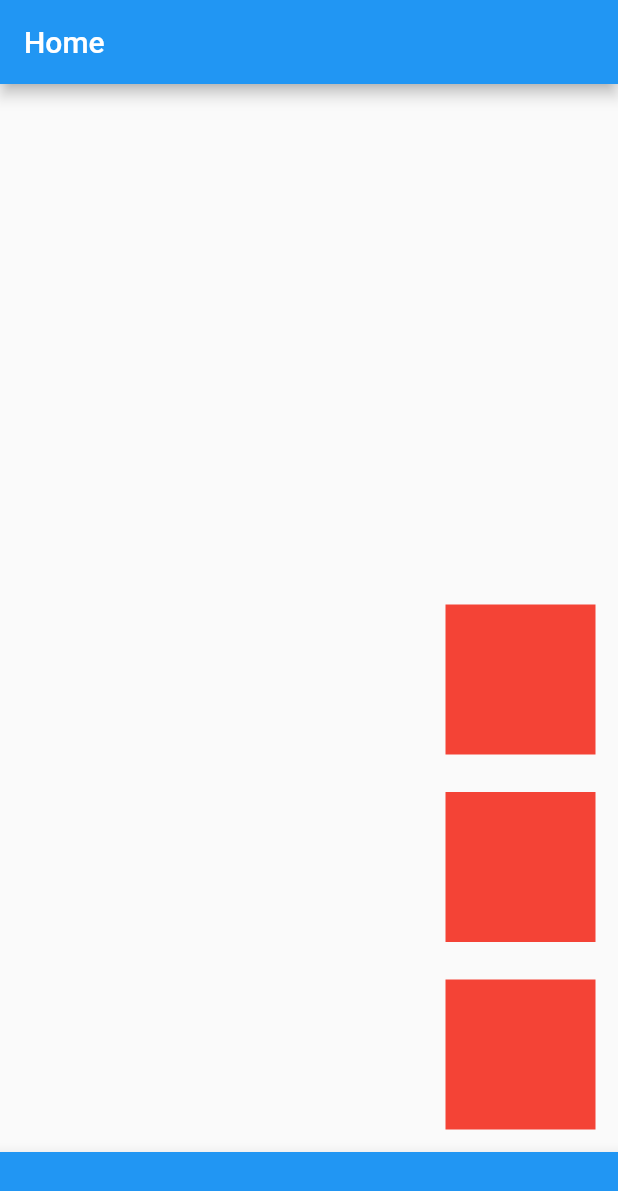
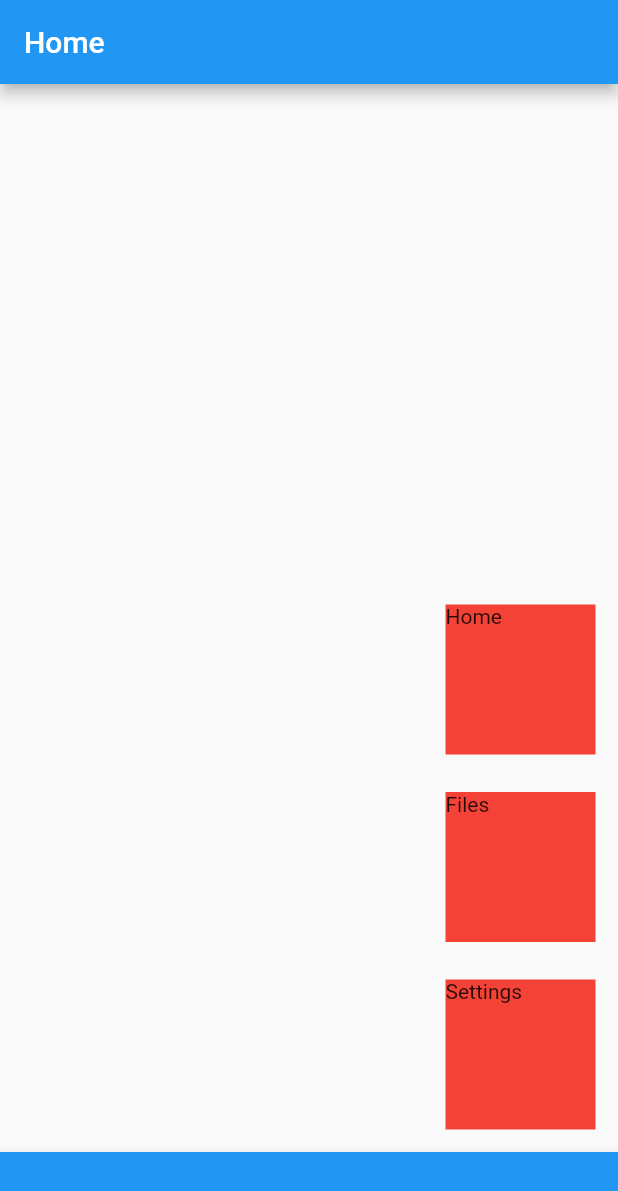
Before and after one commit to BigDeeEss/dash_cam_app, a Flutter app: the screen it shows after launch, on a phone screen of 412 x 824 dp. Shown: the top 1191 px of the screen. Run offline on Flutter 3.47's test engine with Material 2 defaults, Android fonts, the phone set to English and light mode, and no system bars.

Commit message:
Add title to Button.
Next step: animate.

```diff
--- a/lib/button.dart
+++ b/lib/button.dart
@@ -25,9 +25,7 @@ class Button extends StatelessWidget {
         child: SizedBox(
           height: 100,
           width: 100,
-          // child: Button(
-          //     animation: this.animation
-          // ),
+          child: Text(this.title),
         ),
       ),
     );
```
